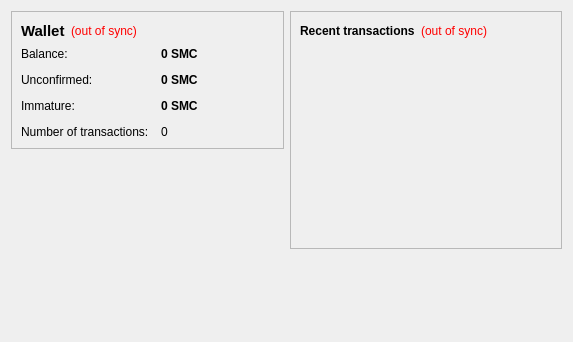
The window that src/qt/forms/overviewpage.ui (tipcoin/tipcoin) describes before a commit, drawn with Qt 5.
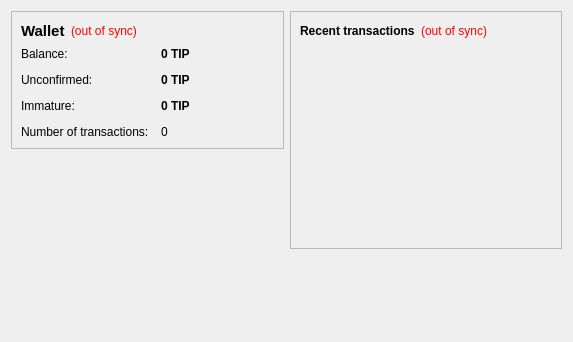
The same window after the commit.

Diff of the .ui file:
```diff
--- a/src/qt/forms/overviewpage.ui
+++ b/src/qt/forms/overviewpage.ui
@@ -105,7 +105,7 @@
              <string>Your current balance</string>
             </property>
             <property name="text">
-             <string notr="true">0 SMC</string>
+             <string notr="true">0 TIP</string>
             </property>
             <property name="textInteractionFlags">
              <set>Qt::LinksAccessibleByMouse|Qt::TextSelectableByKeyboard|Qt::TextSelectableByMouse</set>
@@ -134,7 +134,7 @@
              <string>Total of transactions that have yet to be confirmed, and do not yet count toward the current balance</string>
             </property>
             <property name="text">
-             <string notr="true">0 SMC</string>
+             <string notr="true">0 TIP</string>
             </property>
             <property name="textInteractionFlags">
              <set>Qt::LinksAccessibleByMouse|Qt::TextSelectableByKeyboard|Qt::TextSelectableByMouse</set>
@@ -177,7 +177,7 @@
              <string>Mined balance that has not yet matured</string>
             </property>
             <property name="text">
-             <string notr="true">0 SMC</string>
+             <string notr="true">0 TIP</string>
             </property>
             <property name="textInteractionFlags">
              <set>Qt::LinksAccessibleByMouse|Qt::TextSelectableByKeyboard|Qt::TextSelectableByMouse</set>
```
Left out of the diff: 4 changed lines with no effect on the pictures.
